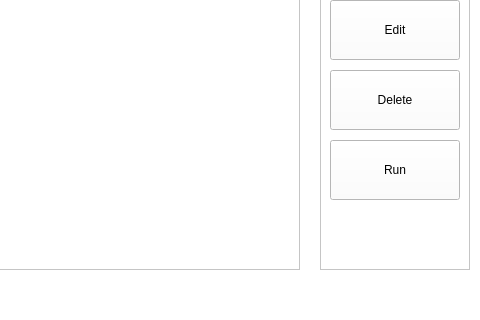
Qt form mainwindow.ui (srikrishnan90/ELISAREADER) before a commit; both pictures show x 320 to 800 and y 160 to 480 of the 800 by 480 pixel window.
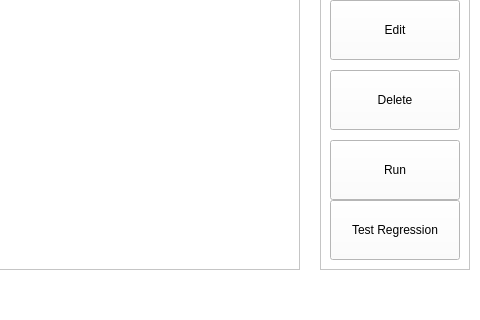
The same form after that commit. The open tabs and pages were chosen to show the change.

```diff
--- a/mainwindow.ui
+++ b/mainwindow.ui
@@ -175,6 +175,19 @@
         <string>Run</string>
        </property>
       </widget>
+      <widget class="QToolButton" name="toolButton_30">
+       <property name="geometry">
+        <rect>
+         <x>10</x>
+         <y>280</y>
+         <width>130</width>
+         <height>60</height>
+        </rect>
+       </property>
+       <property name="text">
+        <string>Test Regression</string>
+       </property>
+      </widget>
      </widget>
     </widget>
     <widget class="QWidget" name="page_3">
```
Left out of the diff: 2 changed lines with no effect on the pictures.
